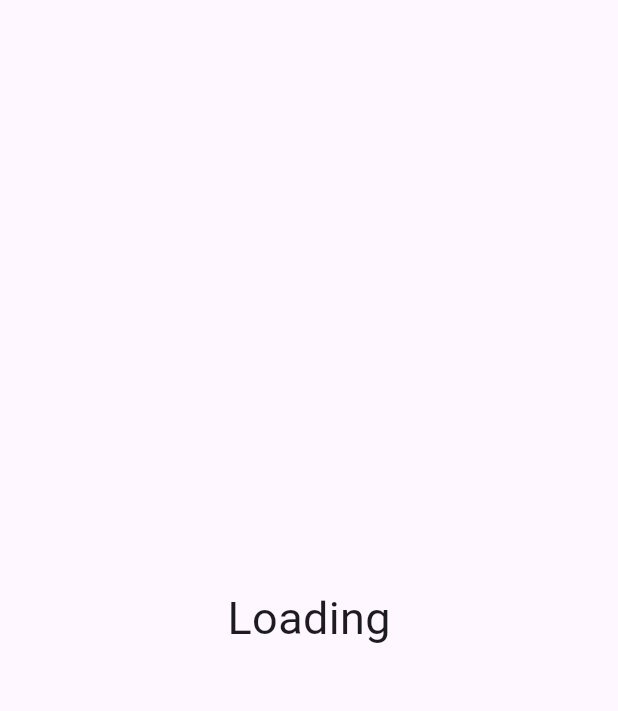
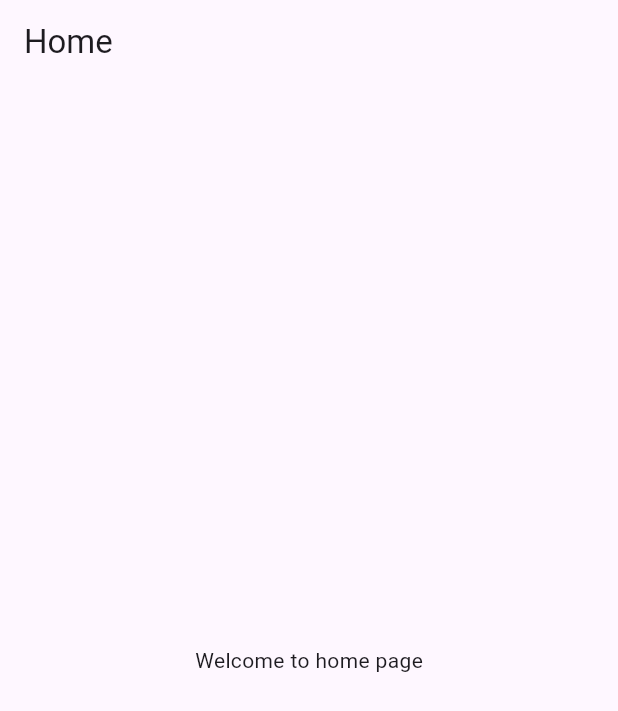
Before and after one commit to Inshal100/Lexitask, a Flutter app: the screen it shows after launch, on a phone screen of 412 x 824 dp. Shown: the top 711 px of the screen. Run offline on Flutter 3.47's test engine with Material 3 defaults, Android fonts, the phone set to English and light mode, and no system bars.

Commit message:
Starting splash screen

```diff
--- a/lib/Loading.dart
+++ b/lib/Loading.dart
@@ -1,4 +1,7 @@
+import 'dart:async';
+
 import 'package:flutter/material.dart';
+import 'package:lexitask_app/home_screen.dart';
 
 class LoadingPage extends StatefulWidget {
   const LoadingPage({super.key});
@@ -8,6 +11,15 @@ class LoadingPage extends StatefulWidget {
 }
 
 class _LoadingPageState extends State<LoadingPage> {
+  @override
+  void initState() {
+    super.initState();
+    Timer(Duration(seconds: 3), () {
+      Navigator.of(context).pushReplacement(
+          MaterialPageRoute(builder: (context) => HomeScreen()));
+    });
+  }
+
   @override
   Widget build(BuildContext context) {
     return Scaffold(
--- /dev/null
+++ b/lib/home_screen.dart
@@ -0,0 +1,22 @@
+import 'package:flutter/material.dart';
+
+class HomeScreen extends StatefulWidget {
+  const HomeScreen({super.key});
+
+  @override
+  State<HomeScreen> createState() => _HomeScreenState();
+}
+
+class _HomeScreenState extends State<HomeScreen> {
+  @override
+  Widget build(BuildContext context) {
+    return Scaffold(
+      appBar: AppBar(
+        title: Text('Home'),
+      ),
+      body: Center(
+        child: Text('Welcome to home page'),
+      ),
+    );
+  }
+}
--- a/lib/main.dart
+++ b/lib/main.dart
@@ -11,7 +11,7 @@
   @override
   Widget build(BuildContext context) {
     return MaterialApp(
-      title: 'Lexitask App' ,
+      title: 'Lexitask',
       theme: ThemeData(
         colorScheme: ColorScheme.fromSeed(seedColor: Colors.deepPurple),
         useMaterial3: true,
--- a/pubspec.yaml
+++ b/pubspec.yaml
@@ -58,9 +58,8 @@ flutter:
   uses-material-design: true
 
   # To add assets to your application, add an assets section, like this:
-  # assets:
-  #   - images/a_dot_burr.jpeg
-  #   - images/a_dot_ham.jpeg
+  assets:
+    - assets/images/
 
   # An image asset can refer to one or more resolution-specific "variants", see
   # https://flutter.dev/to/resolution-aware-images
```
Also changed, not shown: assets/images/Instagram.jpg (added).
